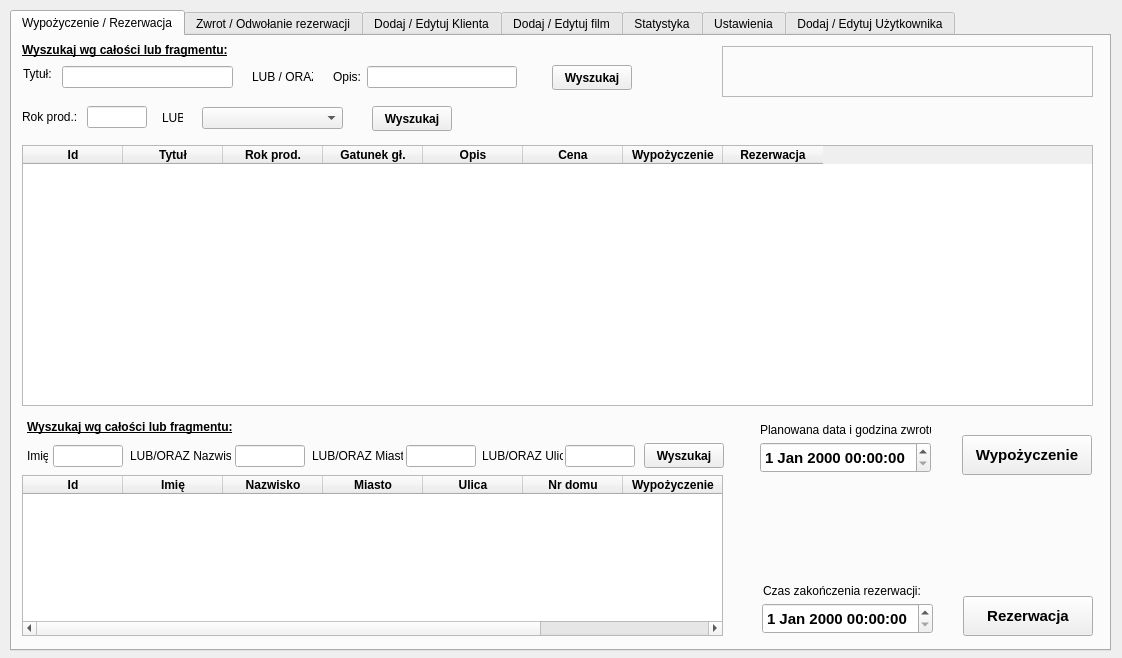
Above: RentDVD/wypozyczalnia.ui from ekspensum/CPP_Projects before the change. Below: the same form after it.
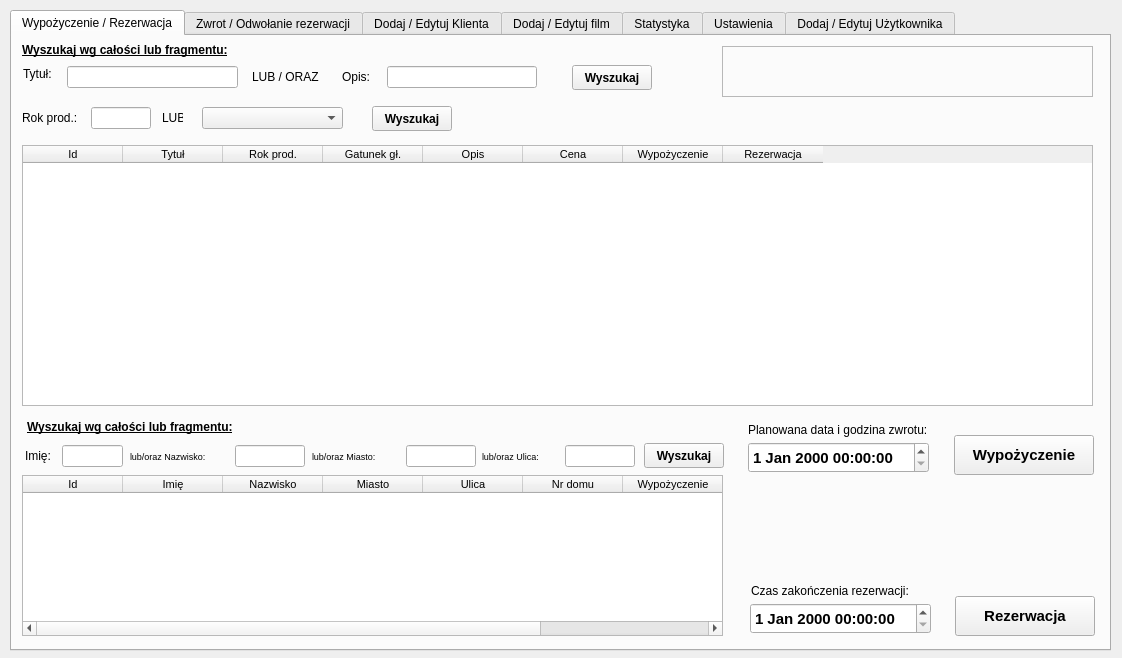
That is the form after the change. The open tabs and pages were chosen to show the change.

```diff
--- a/RentDVD/wypozyczalnia.ui
+++ b/RentDVD/wypozyczalnia.ui
@@ -83,16 +83,15 @@
        <height>261</height>
       </rect>
      </property>
+     <property name="font">
+      <font>
+       <pointsize>8</pointsize>
+      </font>
+     </property>
      <column>
       <property name="text">
        <string>Id</string>
       </property>
-      <property name="font">
-       <font>
-        <weight>75</weight>
-        <bold>true</bold>
-       </font>
-      </property>
      </column>
      <column>
       <property name="text">
@@ -100,8 +99,9 @@
       </property>
       <property name="font">
        <font>
-        <weight>75</weight>
-        <bold>true</bold>
+        <pointsize>8</pointsize>
+        <weight>50</weight>
+        <bold>false</bold>
        </font>
       </property>
      </column>
@@ -111,8 +111,9 @@
       </property>
       <property name="font">
        <font>
-        <weight>75</weight>
-        <bold>true</bold>
+        <pointsize>8</pointsize>
+        <weight>50</weight>
+        <bold>false</bold>
        </font>
       </property>
      </column>
@@ -122,8 +123,9 @@
       </property>
       <property name="font">
        <font>
-        <weight>75</weight>
-        <bold>true</bold>
+        <pointsize>8</pointsize>
+        <weight>50</weight>
+        <bold>false</bold>
        </font>
       </property>
      </column>
@@ -133,8 +135,7 @@
       </property>
       <property name="font">
        <font>
-        <weight>75</weight>
-        <bold>true</bold>
+        <pointsize>8</pointsize>
        </font>
       </property>
      </column>
@@ -144,8 +145,9 @@
       </property>
       <property name="font">
        <font>
-        <weight>75</weight>
-        <bold>true</bold>
+        <pointsize>8</pointsize>
+        <weight>50</weight>
+        <bold>false</bold>
        </font>
       </property>
      </column>
@@ -155,8 +157,9 @@
       </property>
       <property name="font">
        <font>
-        <weight>75</weight>
-        <bold>true</bold>
+        <pointsize>8</pointsize>
+        <weight>50</weight>
+        <bold>false</bold>
        </font>
       </property>
      </column>
@@ -166,8 +169,9 @@
       </property>
       <property name="font">
        <font>
-        <weight>75</weight>
-        <bold>true</bold>
+        <pointsize>8</pointsize>
+        <weight>50</weight>
+        <bold>false</bold>
        </font>
       </property>
      </column>
@@ -206,7 +210,7 @@
       <rect>
        <x>240</x>
        <y>28</y>
-       <width>61</width>
+       <width>71</width>
        <height>25</height>
       </rect>
      </property>
@@ -217,7 +221,7 @@
     <widget class="QPushButton" name="pushButtonWyszukajTytulOpis">
      <property name="geometry">
       <rect>
-       <x>540</x>
+       <x>560</x>
        <y>29</y>
        <width>80</width>
        <height>25</height>
@@ -281,9 +285,9 @@
     <widget class="QPushButton" name="pushButtonWypozyczenie">
      <property name="geometry">
       <rect>
-       <x>950</x>
+       <x>942</x>
        <y>399</y>
-       <width>130</width>
+       <width>140</width>
        <height>40</height>
       </rect>
      </property>
@@ -338,9 +342,9 @@
     <widget class="QPushButton" name="pushButtonRezerwacja">
      <property name="geometry">
       <rect>
-       <x>951</x>
+       <x>943</x>
        <y>560</y>
-       <width>130</width>
+       <width>140</width>
        <height>40</height>
       </rect>
      </property>
@@ -360,8 +364,8 @@
       <rect>
        <x>10</x>
        <y>69</y>
-       <width>125</width>
-       <height>24</height>
+       <width>129</width>
+       <height>26</height>
       </rect>
      </property>
      <layout class="QGridLayout" name="gridLayout_7">
@@ -399,14 +403,18 @@
        <height>161</height>
       </rect>
      </property>
+     <property name="font">
+      <font>
+       <pointsize>8</pointsize>
+      </font>
+     </property>
      <column>
       <property name="text">
        <string>Id</string>
       </property>
       <property name="font">
        <font>
-        <weight>75</weight>
-        <bold>true</bold>
+        <pointsize>8</pointsize>
        </font>
       </property>
      </column>
@@ -416,8 +424,9 @@
       </property>
       <property name="font">
        <font>
-        <weight>75</weight>
-        <bold>true</bold>
+        <pointsize>8</pointsize>
+        <weight>50</weight>
+        <bold>false</bold>
        </font>
       </property>
      </column>
@@ -427,8 +436,9 @@
       </property>
       <property name="font">
        <font>
-        <weight>75</weight>
-        <bold>true</bold>
+        <pointsize>8</pointsize>
+        <weight>50</weight>
+        <bold>false</bold>
        </font>
       </property>
      </column>
@@ -438,8 +448,9 @@
       </property>
       <property name="font">
        <font>
-        <weight>75</weight>
-        <bold>true</bold>
+        <pointsize>8</pointsize>
+        <weight>50</weight>
+        <bold>false</bold>
        </font>
       </property>
      </column>
@@ -449,8 +460,9 @@
       </property>
       <property name="font">
        <font>
-        <weight>75</weight>
-        <bold>true</bold>
+        <pointsize>8</pointsize>
+        <weight>50</weight>
+        <bold>false</bold>
        </font>
       </property>
      </column>
@@ -460,8 +472,9 @@
       </property>
       <property name="font">
        <font>
-        <weight>75</weight>
-        <bold>true</bold>
+        <pointsize>8</pointsize>
+        <weight>50</weight>
+        <bold>false</bold>
        </font>
       </property>
      </column>
@@ -471,8 +484,9 @@
       </property>
       <property name="font">
        <font>
-        <weight>75</weight>
-        <bold>true</bold>
+        <pointsize>8</pointsize>
+        <weight>50</weight>
+        <bold>false</bold>
        </font>
       </property>
      </column>
@@ -482,8 +496,9 @@
       </property>
       <property name="font">
        <font>
-        <weight>75</weight>
-        <bold>true</bold>
+        <pointsize>8</pointsize>
+        <weight>50</weight>
+        <bold>false</bold>
        </font>
       </property>
      </column>
@@ -491,9 +506,9 @@
     <widget class="QLineEdit" name="lineEditImieWyszukaj">
      <property name="geometry">
       <rect>
-       <x>41</x>
+       <x>50</x>
        <y>409</y>
-       <width>70</width>
+       <width>61</width>
        <height>22</height>
       </rect>
      </property>
@@ -531,9 +546,9 @@
     <widget class="QLabel" name="label_17">
      <property name="geometry">
       <rect>
-       <x>15</x>
+       <x>13</x>
        <y>409</y>
-       <width>21</width>
+       <width>31</width>
        <height>22</height>
       </rect>
      </property>
@@ -550,8 +565,13 @@
        <height>22</height>
       </rect>
      </property>
+     <property name="font">
+      <font>
+       <pointsize>7</pointsize>
+      </font>
+     </property>
      <property name="text">
-      <string>LUB/ORAZ Nazwisko:</string>
+      <string>lub/oraz Nazwisko:</string>
      </property>
     </widget>
     <widget class="QLabel" name="label_19">
@@ -563,8 +583,13 @@
        <height>22</height>
       </rect>
      </property>
+     <property name="font">
+      <font>
+       <pointsize>7</pointsize>
+      </font>
+     </property>
      <property name="text">
-      <string>LUB/ORAZ Miasto:</string>
+      <string>lub/oraz Miasto:</string>
      </property>
     </widget>
     <widget class="QLabel" name="label_20">
@@ -576,8 +601,13 @@
        <height>22</height>
       </rect>
      </property>
+     <property name="font">
+      <font>
+       <pointsize>7</pointsize>
+      </font>
+     </property>
      <property name="text">
-      <string>LUB/ORAZ Ulica:</string>
+      <string>lub/oraz Ulica:</string>
      </property>
     </widget>
     <widget class="QPushButton" name="pushButtonWyszukajKlienta">
@@ -604,7 +634,7 @@
       <rect>
        <x>15</x>
        <y>383</y>
-       <width>211</width>
+       <width>241</width>
        <height>16</height>
       </rect>
      </property>
@@ -622,9 +652,9 @@
     <widget class="QDateTimeEdit" name="dateTimeEditTerminZwrotu">
      <property name="geometry">
       <rect>
-       <x>748</x>
+       <x>736</x>
        <y>406</y>
-       <width>171</width>
+       <width>181</width>
        <height>31</height>
       </rect>
      </property>
@@ -639,9 +669,9 @@
     <widget class="QLabel" name="label_33">
      <property name="geometry">
       <rect>
-       <x>748</x>
+       <x>736</x>
        <y>386</y>
-       <width>171</width>
+       <width>201</width>
        <height>16</height>
       </rect>
      </property>
@@ -652,7 +682,7 @@
     <widget class="QLabel" name="label_34">
      <property name="geometry">
       <rect>
-       <x>751</x>
+       <x>739</x>
        <y>547</y>
        <width>171</width>
        <height>16</height>
@@ -665,9 +695,9 @@
     <widget class="QDateTimeEdit" name="dateTimeEditTerminRezerwacji">
      <property name="geometry">
       <rect>
-       <x>750</x>
+       <x>738</x>
        <y>567</y>
-       <width>171</width>
+       <width>181</width>
        <height>31</height>
       </rect>
      </property>
@@ -684,7 +714,7 @@
       <rect>
        <x>10</x>
        <y>6</y>
-       <width>211</width>
+       <width>241</width>
        <height>16</height>
       </rect>
      </property>
@@ -704,7 +734,7 @@
       <rect>
        <x>11</x>
        <y>30</y>
-       <width>29</width>
+       <width>41</width>
        <height>16</height>
       </rect>
      </property>
@@ -718,7 +748,7 @@
     <widget class="QLineEdit" name="lineEditTytulWyszukaj">
      <property name="geometry">
       <rect>
-       <x>50</x>
+       <x>55</x>
        <y>30</y>
        <width>171</width>
        <height>22</height>
@@ -734,7 +764,7 @@
     <widget class="QLabel" name="label_13">
      <property name="geometry">
       <rect>
-       <x>321</x>
+       <x>330</x>
        <y>33</y>
        <width>31</width>
        <height>16</height>
@@ -750,7 +780,7 @@
     <widget class="QLineEdit" name="lineEditOpisWyszukaj">
      <property name="geometry">
       <rect>
-       <x>355</x>
+       <x>375</x>
        <y>30</y>
        <width>150</width>
        <height>22</height>
```
Left out of the diff: 519 changed lines with no effect on the pictures.
